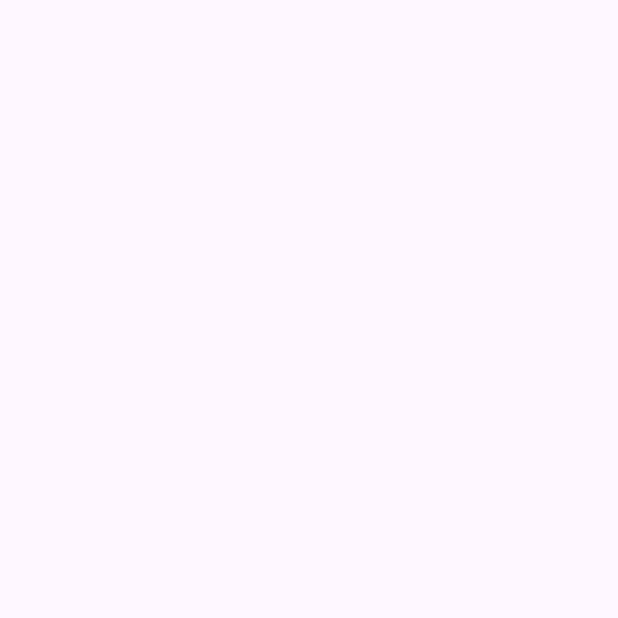
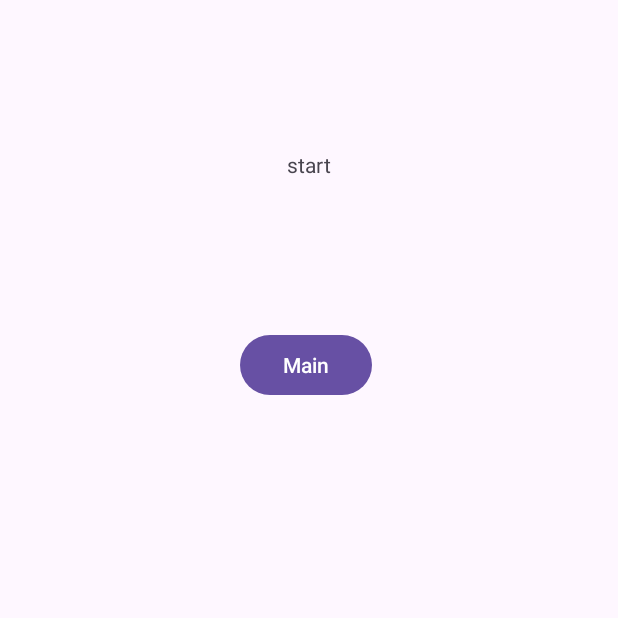
Before and after one commit to kartoshe4/Mr.-Dictator, an Android app: the screen it shows after launch (MainActivity), on a phone screen of 412 x 824 dp, the top half of it. Before the commit the part shown is empty. Run offline under Robolectric (Android 15) with nearby library versions, the light colour scheme and no system bars.

Commit message:
Starting Parsing API for Name User

```diff
--- a/app/src/main/AndroidManifest.xml
+++ b/app/src/main/AndroidManifest.xml
@@ -1,6 +1,8 @@
 <?xml version="1.0" encoding="utf-8"?>
 <manifest xmlns:android="http://schemas.android.com/apk/res/android"
     xmlns:tools="http://schemas.android.com/tools">
+
+    <uses-permission android:name="android.permission.INTERNET" />
 
     <application
         android:allowBackup="true"
--- a/app/src/main/java/com/example/myapplication/MainActivity.java
+++ b/app/src/main/java/com/example/myapplication/MainActivity.java
@@ -3,12 +3,37 @@ package com.example.myapplication;
 import androidx.appcompat.app.AppCompatActivity;
 
 import android.os.Bundle;
+import android.view.View;
+import android.widget.Button;
+import android.widget.TextView;
+
+import java.util.Random;
 
 public class MainActivity extends AppCompatActivity {
 
+    TextView mainText;
+    Button mainButton;
+
+    long seed;
     @Override
     protected void onCreate(Bundle savedInstanceState) {
         super.onCreate(savedInstanceState);
         setContentView(R.layout.activity_main);
+
+        // Генерация сида
+        Random random = new Random();
+        seed = random.nextInt();
+
+        Person person = new Person(seed);
+
+        // Подключение элементов окна
+        mainButton = findViewById(R.id.mainButton);
+        mainText = findViewById(R.id.mainText);
+        mainButton.setOnClickListener(new View.OnClickListener() {
+            @Override
+            public void onClick(View v) {
+                mainText.setText(person.getName());
+            }
+        });
     }
 }
--- /dev/null
+++ b/app/src/main/java/com/example/myapplication/Person.java
@@ -0,0 +1,75 @@
+package com.example.myapplication;
+
+import java.io.BufferedReader;
+import java.io.IOException;
+import java.io.InputStream;
+import java.io.InputStreamReader;
+import java.net.HttpURLConnection;
+import java.net.MalformedURLException;
+import java.net.URL;
+import java.util.Random;
+
+public class Person {
+    private long seed;
+    private Random random;
+    private String name;
+    private String surname;
+    private String gender;
+    private String race;
+    private String[] trait;
+    private int loyalty;
+    private int age;
+
+    public String getName() {
+        return name + " " + surname;
+    }
+
+    public String getGender() {
+        return gender;
+    }
+
+    public String getRace() {
+        return race;
+    }
+
+    public String[] getTrait() {
+        return trait;
+    }
+
+    public int getLoyalty() {
+        return loyalty;
+    }
+
+    public int getAge() {
+        return age;
+    }
+
+    public Person(long seed) {
+        this.seed = seed;
+        random = new Random(seed);
+    }
+
+    public void APIPerson() {
+
+        InputStream inputStream = null;
+
+        try {
+            URL url = new URL("https://api.randomdatatools.ru/");
+            HttpURLConnection httpURLConnection = (HttpURLConnection) url.openConnection();
+            int responseCode = httpURLConnection.getResponseCode();
+
+            if (responseCode == HttpURLConnection.HTTP_OK)
+            {
+                inputStream = httpURLConnection.getInputStream();
+
+
+            }
+
+        } catch (MalformedURLException e) {
+            throw new RuntimeException(e);
+        } catch (IOException e) {
+            throw new RuntimeException(e);
+        }
+
+    }
+}
--- a/app/src/main/res/layout/activity_main.xml
+++ b/app/src/main/res/layout/activity_main.xml
@@ -4,4 +4,25 @@
     xmlns:tools="http://schemas.android.com/tools"
     android:layout_width="match_parent"
     android:layout_height="match_parent"
-    tools:context=".MainActivity"/>
+    tools:context=".MainActivity">
+
+    <Button
+        android:id="@+id/mainButton"
+        android:layout_width="wrap_content"
+        android:layout_height="wrap_content"
+        android:layout_marginStart="160dp"
+        android:layout_marginTop="100dp"
+        android:text="Main"
+        app:layout_constraintStart_toStartOf="parent"
+        app:layout_constraintTop_toBottomOf="@+id/mainText" />
+
+    <TextView
+        android:id="@+id/mainText"
+        android:layout_width="wrap_content"
+        android:layout_height="wrap_content"
+        android:layout_marginTop="100dp"
+        android:text="start"
+        app:layout_constraintEnd_toEndOf="parent"
+        app:layout_constraintStart_toStartOf="parent"
+        app:layout_constraintTop_toTopOf="parent" />
+</androidx.constraintlayout.widget.ConstraintLayout>
```
